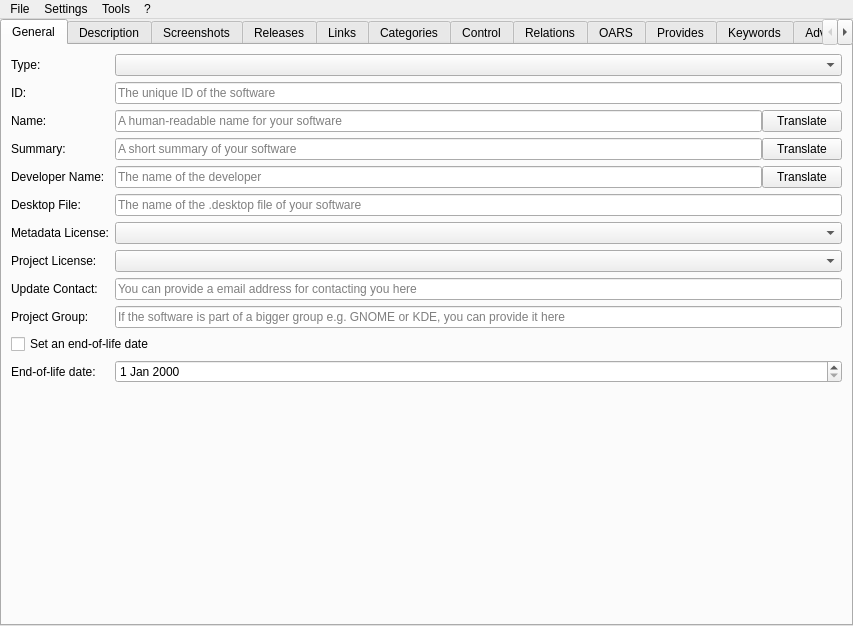
Before: the Qt Designer form jdAppStreamEdit/ui/MainWindow.ui in JakobDev/jdAppStreamEdit, drawn with Qt 5.
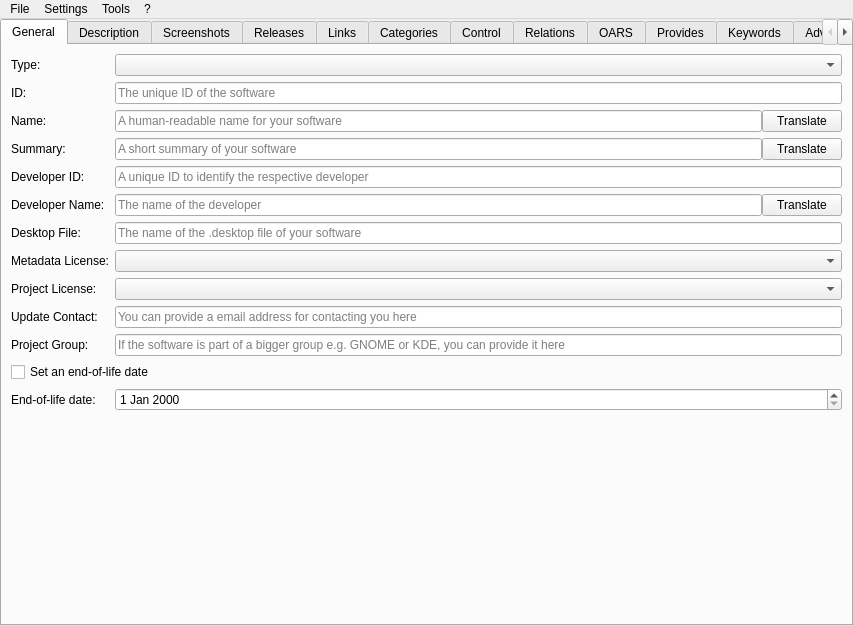
After: the same form once the commit is applied.

Commit message: Add support for developer tag

```diff
--- a/jdAppStreamEdit/ui/MainWindow.ui
+++ b/jdAppStreamEdit/ui/MainWindow.ui
@@ -123,14 +123,14 @@
           </item>
          </layout>
         </item>
-        <item row="4" column="0">
+        <item row="5" column="0">
          <widget class="QLabel" name="label_8">
           <property name="text">
            <string>Developer Name:</string>
           </property>
          </widget>
         </item>
-        <item row="4" column="1">
+        <item row="5" column="1">
          <layout class="QHBoxLayout" name="horizontalLayout_9">
           <property name="spacing">
            <number>0</number>
@@ -151,89 +151,103 @@
           </item>
          </layout>
         </item>
-        <item row="5" column="0">
+        <item row="6" column="0">
          <widget class="QLabel" name="label_19">
           <property name="text">
            <string>Desktop File:</string>
           </property>
          </widget>
         </item>
-        <item row="5" column="1">
+        <item row="6" column="1">
          <widget class="QLineEdit" name="desktop_file_edit">
           <property name="placeholderText">
            <string>The name of the .desktop file of your software</string>
           </property>
          </widget>
         </item>
-        <item row="6" column="0">
+        <item row="7" column="0">
          <widget class="QLabel" name="label_3">
           <property name="text">
            <string>Metadata License:</string>
           </property>
          </widget>
         </item>
-        <item row="6" column="1">
+        <item row="7" column="1">
          <widget class="QComboBox" name="metadata_license_box"/>
         </item>
-        <item row="7" column="0">
+        <item row="8" column="0">
          <widget class="QLabel" name="label_4">
           <property name="text">
            <string>Project License:</string>
           </property>
          </widget>
         </item>
-        <item row="7" column="1">
+        <item row="8" column="1">
          <widget class="QComboBox" name="project_license_box">
           <property name="editable">
            <bool>false</bool>
           </property>
          </widget>
         </item>
-        <item row="8" column="0">
+        <item row="9" column="0">
          <widget class="QLabel" name="label_5">
           <property name="text">
            <string>Update Contact:</string>
           </property>
          </widget>
         </item>
-        <item row="8" column="1">
+        <item row="9" column="1">
          <widget class="QLineEdit" name="update_contact_edit">
           <property name="placeholderText">
            <string>You can provide a email address for contacting you here</string>
           </property>
          </widget>
         </item>
-        <item row="9" column="0">
+        <item row="10" column="0">
          <widget class="QLabel" name="label_6">
           <property name="text">
            <string>Project Group:</string>
           </property>
          </widget>
         </item>
-        <item row="9" column="1">
+        <item row="10" column="1">
          <widget class="QLineEdit" name="project_group_edit">
           <property name="placeholderText">
            <string>If the software is part of a bigger group e.g. GNOME or KDE, you can provide it here</string>
           </property>
          </widget>
         </item>
-        <item row="12" column="0">
+        <item row="13" column="0">
          <widget class="QLabel" name="end_of_life_label">
           <property name="text">
            <string>End-of-life date:</string>
           </property>
          </widget>
         </item>
-        <item row="10" column="0" colspan="2">
+        <item row="11" column="0" colspan="2">
          <widget class="QCheckBox" name="end_of_life_check_box">
           <property name="text">
            <string>Set an end-of-life date</string>
           </property>
          </widget>
         </item>
-        <item row="12" column="1">
+        <item row="13" column="1">
          <widget class="QDateEdit" name="end_of_life_date_edit"/>
         </item>
+        <item row="4" column="0">
+         <widget class="QLabel" name="label_23">
+          <property name="text">
+           <string>Developer ID:</string>
+          </property>
+         </widget>
+        </item>
+        <item row="4" column="1">
+         <widget class="QLineEdit" name="developer_id_edit">
+          <property name="placeholderText">
+           <string>A unique ID to identify the respective developer</string>
+          </property>
+         </widget>
+        </item>
        </layout>
       </widget>
       <widget class="QWidget" name="description_tab">
```
The commit also changes 1 other file.
